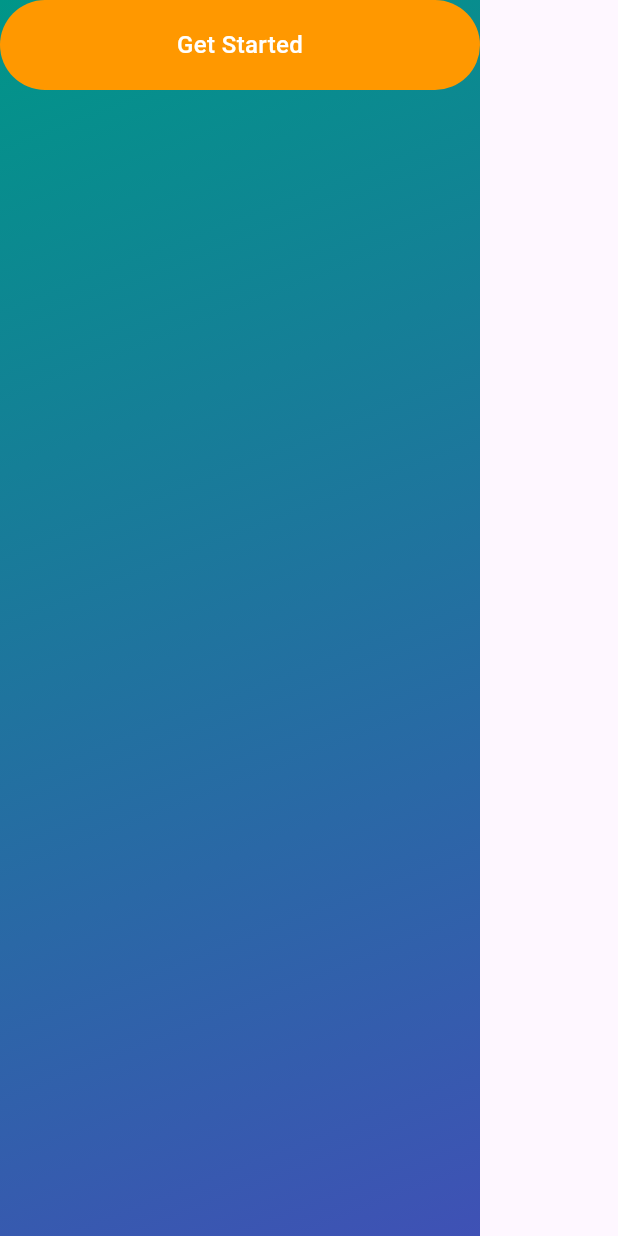
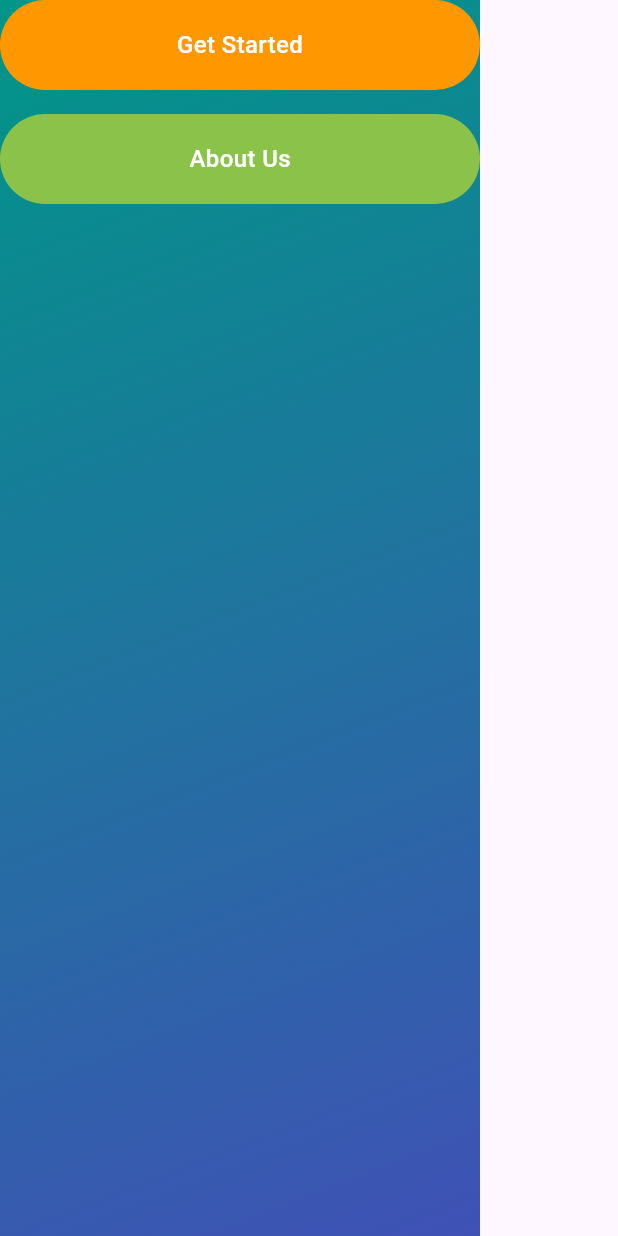
Before and after one commit to omar-albarakeh/solariqflutter, a Flutter app: the screen it shows after launch, on a phone screen of 412 x 824 dp. Run offline on Flutter 3.47's test engine with Material 3 defaults, Android fonts, the phone set to English and light mode, and no system bars; Roboto replaces fonts that are missing (Poppins).

Commit message:
Flutter <> dialog button added

```diff
--- a/lib/Screens/Auth/SplashScreen.dart
+++ b/lib/Screens/Auth/SplashScreen.dart
@@ -28,6 +28,17 @@ class SplashScreen extends StatelessWidget {
                 );
               },
             ),
+            const SizedBox(height: 16),
+            const Buttons(
+              buttonText: "About Us",
+              navigateTo: SizedBox(),
+              hasBorder: false,
+              backgroundColor: AppColor.buttonSecondary,
+              showDialogOnTap: true,
+              dialogTitle: "SolarIQ",
+              dialogContent: "This is SolarIQ, a platform designed to help manage your solar solutions efficiently.",
+            ),
+            const SizedBox(height: 30),
           ],
         ),
       ),
```
